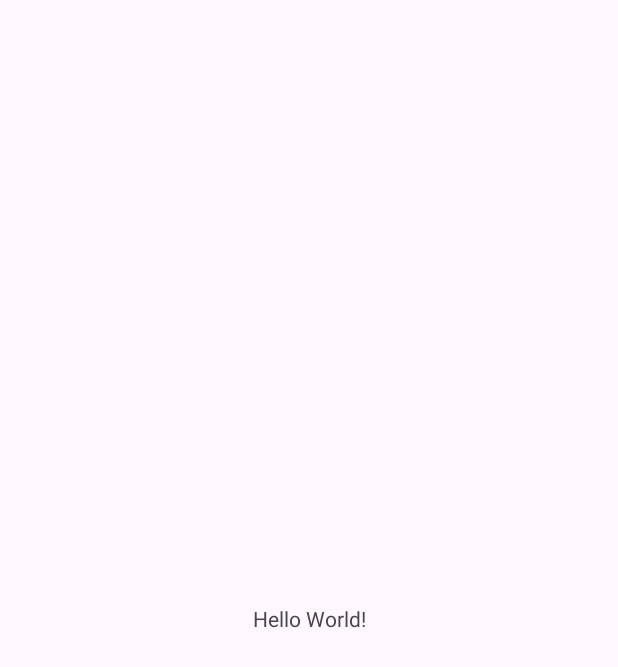
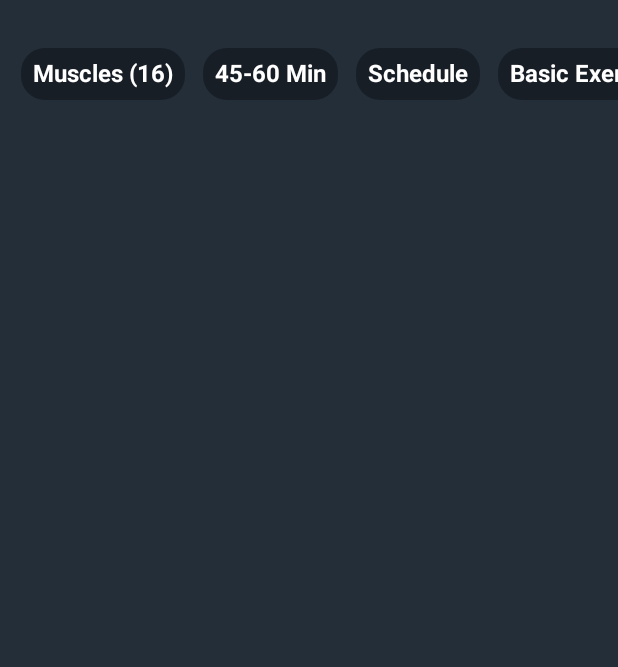
Before and after one commit to itay64/MyWorkoutApp, an Android app built with Jetpack Compose: the screen it shows after launch (MainActivity), on a phone screen of 412 x 824 dp. Before the commit the part shown is almost empty. Shown: the top 667 px of the screen. Run offline under Robolectric (Android 15) with nearby library versions, the phone set to English and light mode, and no system bars.

Commit message:
Added Color.kt for color management. Added the top scroll bar in Scrollbar.kt (added it in the main activity) Set the BackgroundColor in MainActivity.kt

```diff
--- a/app/build.gradle.kts
+++ b/app/build.gradle.kts
@@ -18,7 +18,7 @@ android {
     }
 
     buildFeatures {
-        viewBinding = true
+        compose = true
     }
 
     buildTypes {
@@ -36,6 +36,9 @@ android {
     }
     kotlinOptions {
         jvmTarget = "11"
+    }
+    composeOptions {
+        kotlinCompilerExtensionVersion = "1.5.14"
     }
 }
 
--- a/app/src/main/java/gg/pignet/myworkoutapp/MainActivity.kt
+++ b/app/src/main/java/gg/pignet/myworkoutapp/MainActivity.kt
@@ -1,20 +1,26 @@
 package gg.pignet.myworkoutapp
 
 import android.os.Bundle
-import androidx.activity.enableEdgeToEdge
+import androidx.activity.compose.setContent
 import androidx.appcompat.app.AppCompatActivity
-import androidx.core.view.ViewCompat
-import androidx.core.view.WindowInsetsCompat
+import androidx.compose.foundation.layout.fillMaxSize
+import androidx.compose.material.MaterialTheme
+import androidx.compose.material.Surface
+import androidx.compose.ui.Modifier
+import gg.pignet.myworkoutapp.color.BackgroundColor
+import gg.pignet.myworkoutapp.ui.TopScrollbar
 
 class MainActivity : AppCompatActivity() {
     override fun onCreate(savedInstanceState: Bundle?) {
         super.onCreate(savedInstanceState)
-        enableEdgeToEdge()
-        setContentView(R.layout.activity_main)
-        ViewCompat.setOnApplyWindowInsetsListener(findViewById(R.id.main)) { v, insets ->
-            val systemBars = insets.getInsets(WindowInsetsCompat.Type.systemBars())
-            v.setPadding(systemBars.left, systemBars.top, systemBars.right, systemBars.bottom)
-            insets
+        setContent {
+            MaterialTheme {
+                Surface(
+                    modifier = Modifier.fillMaxSize(),
+                    color = BackgroundColor
+                ) {}
+            }
+            TopScrollbar()
         }
     }
 }
--- /dev/null
+++ b/app/src/main/java/gg/pignet/myworkoutapp/color/Color.kt
@@ -0,0 +1,6 @@
+package gg.pignet.myworkoutapp.color
+
+import androidx.compose.ui.graphics.Color
+
+val BackgroundColor = Color(36, 46, 57)
+val SecondaryColor = Color(24, 30, 38)
--- /dev/null
+++ b/app/src/main/java/gg/pignet/myworkoutapp/ui/Scrollbar.kt
@@ -0,0 +1,56 @@
+package gg.pignet.myworkoutapp.ui
+
+import androidx.compose.foundation.background
+import androidx.compose.foundation.horizontalScroll
+import androidx.compose.foundation.layout.Box
+import androidx.compose.foundation.layout.Row
+import androidx.compose.foundation.layout.fillMaxWidth
+import androidx.compose.foundation.layout.height
+import androidx.compose.foundation.layout.offset
+import androidx.compose.foundation.layout.padding
+import androidx.compose.foundation.rememberScrollState
+import androidx.compose.foundation.shape.RoundedCornerShape
+import androidx.compose.material.Text
+import androidx.compose.runtime.Composable
+import androidx.compose.ui.Modifier
+import androidx.compose.ui.graphics.Color
+import androidx.compose.ui.text.font.FontWeight
+import androidx.compose.ui.unit.dp
+import androidx.compose.ui.unit.sp
+import gg.pignet.myworkoutapp.color.SecondaryColor
+
+@Composable
+fun TopScrollbar() {
+    val scrollState = rememberScrollState()
+    Box(
+        modifier = Modifier
+            .fillMaxWidth()
+            .height(60.dp)
+            .background(Color.Transparent)
+            .offset(y = 24.dp)
+    ) {
+        Row(
+            modifier = Modifier
+                .horizontalScroll(scrollState)
+                .padding(8.dp)
+        ) {
+            val items = listOf(
+                "Muscles (16)", "45-60 Min", "Schedule",
+                "Basic Exercises", "Equipment (64)", "Goals (1)", "Refresh Plan"
+            )
+
+            items.forEach { text ->
+                Text(
+                    text = text,
+                    modifier = Modifier
+                        .padding(horizontal = 6.dp)
+                        .background(SecondaryColor, shape = RoundedCornerShape(16.dp))
+                        .padding(8.dp),
+                    fontSize = 16.sp,
+                    color = Color.White,
+                    fontWeight = FontWeight.Bold
+                )
+            }
+        }
+    }
+}
```
